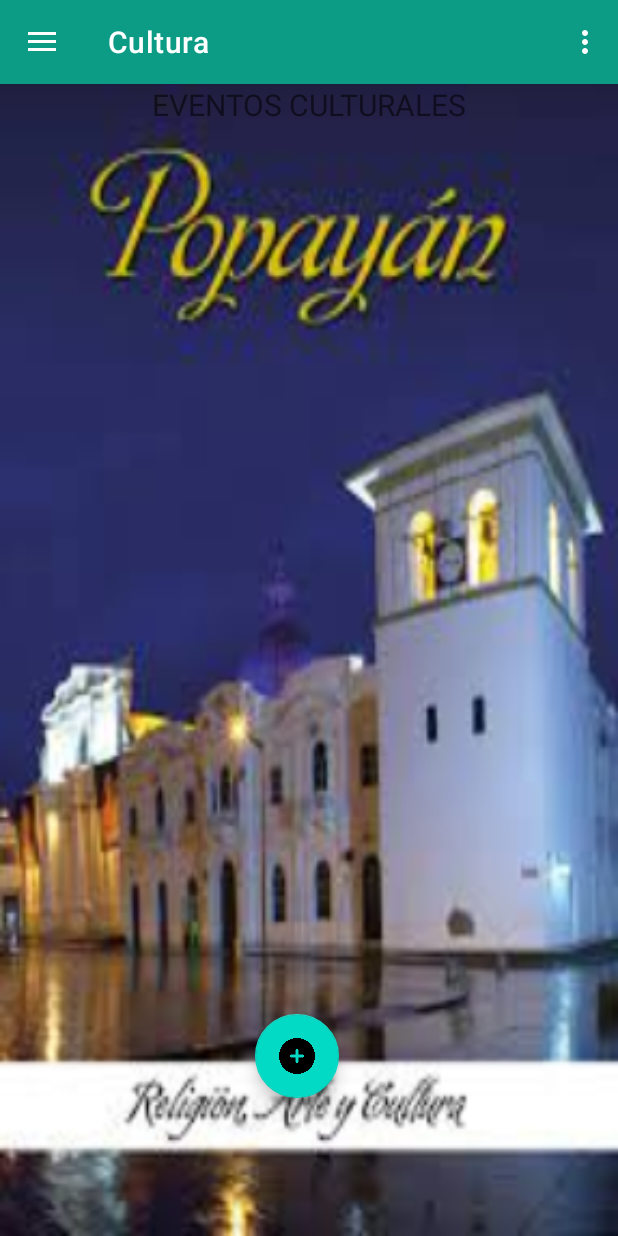
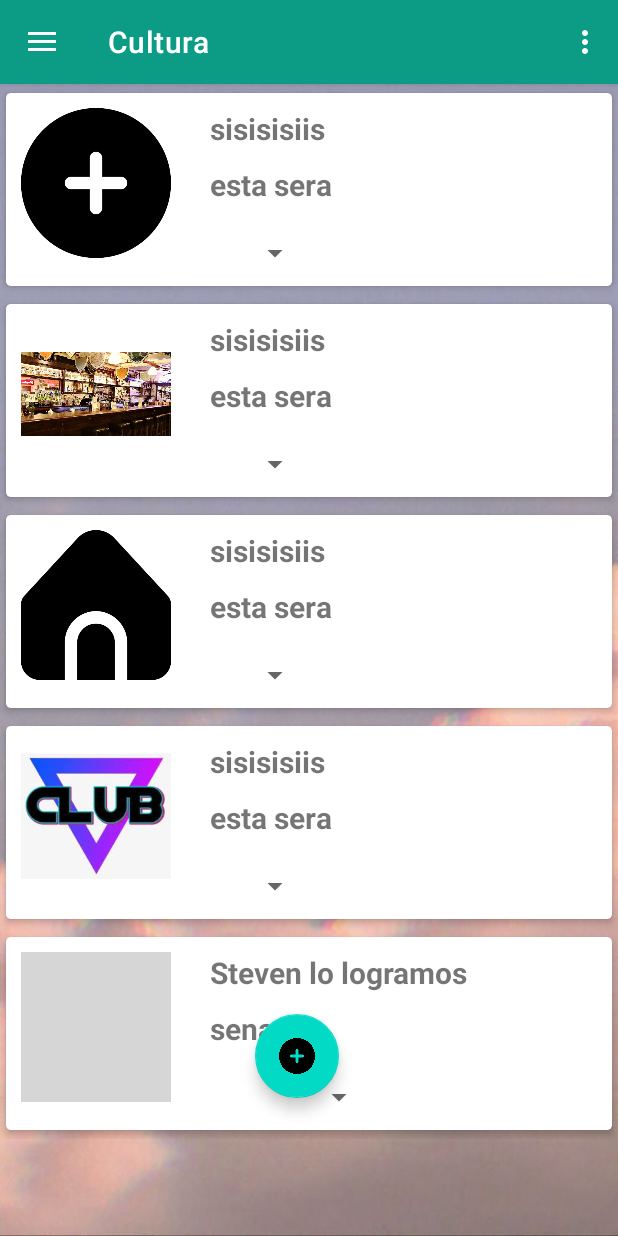
Before and after one commit to AndresOS1/Dparche, an Android app: the screen it shows after launch (MainActivity), in the side drawer, after a tap on "Cultura", on a phone screen of 412 x 824 dp. Run offline under Robolectric (Android 15) with nearby library versions, the phone set to English and light mode, and no system bars; our stand-ins replace navigation-ui; grey boxes are pictures that could not be loaded.

Commit message:
recycler sin bd

```diff
--- /dev/null
+++ b/app/src/main/java/com/example/deplegable/Adaptadores/Adaptador.java
@@ -0,0 +1,79 @@
+package com.example.deplegable.Adaptadores;
+
+import android.content.Context;
+import android.view.LayoutInflater;
+import android.view.View;
+import android.view.ViewGroup;
+import android.widget.ImageView;
+import android.widget.Spinner;
+import android.widget.TextView;
+
+import androidx.annotation.NonNull;
+import androidx.recyclerview.widget.RecyclerView;
+
+import com.example.deplegable.R;
+import com.example.deplegable.model.Publicaciones;
+
+import java.util.ArrayList;
+
+public class Adaptador extends RecyclerView.Adapter<Adaptador.ViewHolder> implements View.OnClickListener {
+
+    LayoutInflater inflater;
+    ArrayList<Publicaciones> model;
+
+    //listener
+    private View.OnClickListener listener;
+
+    public Adaptador(Context context, ArrayList<Publicaciones> model){
+        this.inflater = LayoutInflater.from(context);
+        this.model = model;
+    }
+    @NonNull
+    @Override
+    public ViewHolder onCreateViewHolder(@NonNull ViewGroup parent, int viewType) {
+        View view = inflater.inflate(R.layout.lista_publicaciones, parent, false);
+        view.setOnClickListener(this);
+        return new ViewHolder(view);
+    }
+
+    public void setOnClickListener(View.OnClickListener listener){
+        this.listener = listener;
+    }
+
+    @Override
+    public void onBindViewHolder(@NonNull ViewHolder holder, int position) {
+        String descripcion = model.get(position).getDescripcion();
+        String ubicacion = model.get(position).getUbicacion();
+        int image = model.get(position).getFoto();
+
+        holder.descripcion.setText(descripcion);
+        holder.ubicacion.setText(ubicacion);
+        holder.foto.setImageResource(image);
+    }
+
+    @Override
+    public int getItemCount() {
+        return model.size();
+    }
+
+    @Override
+    public void onClick(View v) {
+        if (listener!=null){
+            listener.onClick(v);
+        }
+    }
+
+    public class ViewHolder extends RecyclerView.ViewHolder{
+        TextView descripcion, ubicacion;
+        ImageView foto;
+        Spinner  cate;
+
+        public ViewHolder(@NonNull View itemView) {
+            super(itemView);
+            descripcion = itemView.findViewById(R.id.descripcion);
+            ubicacion = itemView.findViewById(R.id.ubicacion);
+            foto = itemView.findViewById(R.id.Imagen);
+
+        }
+    }
+}
--- /dev/null
+++ b/app/src/main/java/com/example/deplegable/model/Publicaciones.java
@@ -0,0 +1,46 @@
+package com.example.deplegable.model;
+
+public class Publicaciones {
+
+    private int foto;
+    private String descripcion;
+    private String ubicacion;
+
+
+    public Publicaciones(int foto, String descripcion, String ubicacion) {
+        this.foto = foto;
+        this.descripcion = descripcion;
+        this.ubicacion = ubicacion;
+
+    }
+
+    public int getFoto() {
+        return foto;
+    }
+
+    public void setFoto(int foto) {
+        this.foto = foto;
+    }
+
+    public String getDescripcion() {
+        return descripcion;
+    }
+
+    public void setDescripcion(String descripcion) {
+        this.descripcion = descripcion;
+    }
+
+    public String getUbicacion() {
+        return ubicacion;
+    }
+
+    public void setUbicacion(String ubicacion) {
+        this.ubicacion = ubicacion;
+    }
+
+
+    @Override
+    public String toString() {
+        return  foto + ' ' + descripcion + ' ' + ubicacion;
+    }
+}
--- a/app/src/main/java/com/example/deplegable/ui/Cultura/CulturaFragment.java
+++ b/app/src/main/java/com/example/deplegable/ui/Cultura/CulturaFragment.java
@@ -7,18 +7,42 @@ import android.view.ViewGroup;
 import android.widget.TextView;
 
 import androidx.annotation.NonNull;
+import androidx.annotation.Nullable;
 import androidx.fragment.app.Fragment;
 import androidx.lifecycle.ViewModelProvider;
+import androidx.recyclerview.widget.LinearLayoutManager;
+import androidx.recyclerview.widget.RecyclerView;
 
+import com.example.deplegable.Adaptadores.Adaptador;
+import com.example.deplegable.R;
 import com.example.deplegable.databinding.FragmentCulturaBinding;
 import com.example.deplegable.databinding.FragmentGalleryBinding;
+import com.example.deplegable.model.Publicaciones;
 import com.example.deplegable.ui.gallery.GalleryViewModel;
+
+import java.util.ArrayList;
 
 public class CulturaFragment extends Fragment {
 
-    private FragmentCulturaBinding binding;
+    Adaptador adaptador;
+    RecyclerView recyclerViewCul;
+    ArrayList<Publicaciones> listaPubli;
 
-    public View onCreateView(@NonNull LayoutInflater inflater,
+    @NonNull
+    @Override
+    public View onCreateView(@NonNull LayoutInflater inflater, @Nullable ViewGroup container, @Nullable Bundle savedInstanceState) {
+        View view = inflater.inflate(R.layout.fragment_cultura, container, false);
+        recyclerViewCul = view.findViewById(R.id.recyclerView);
+
+        listaPubli = new ArrayList<>();
+        //cargar la lista
+        cargarLista();
+        //mostrar datos
+        mostrarDatos();
+
+        return view;
+    }
+    /*public View onCreateView(@NonNull LayoutInflater inflater,
                              ViewGroup container, Bundle savedInstanceState) {
         CulturaViewModel culturaViewModel =
                 new ViewModelProvider(this).get(CulturaViewModel.class);
@@ -29,12 +53,25 @@ public class CulturaFragment extends Fragment {
         final TextView textView = binding.textcultura;
         culturaViewModel.getText().observe(getViewLifecycleOwner(), textView::setText);
         return root;
+    }*/
+    public void cargarLista(){
+        listaPubli.add(new Publicaciones(R.drawable.agregar,"sisisisiis","esta sera "));
+        listaPubli.add(new Publicaciones(R.drawable.bar,"sisisisiis","esta sera "));
+        listaPubli.add(new Publicaciones(R.drawable.casa,"sisisisiis","esta sera "));
+        listaPubli.add(new Publicaciones(R.drawable.club,"sisisisiis","esta sera "));
+        listaPubli.add(new Publicaciones(R.drawable.campestre,"Steven lo logramos","sena"));
     }
 
-    @Override
+    public void mostrarDatos(){
+        recyclerViewCul.setLayoutManager(new LinearLayoutManager(getContext()));
+        adaptador = new Adaptador(getContext(), listaPubli);
+        recyclerViewCul.setAdapter(adaptador);
+    }
+
+    /*@Override
     public void onDestroyView() {
         super.onDestroyView();
         binding = null;
-    }
+    }*/
 
 }
--- a/app/src/main/res/layout/fragment_cultura.xml
+++ b/app/src/main/res/layout/fragment_cultura.xml
@@ -1,21 +1,11 @@
 <?xml version="1.0" encoding="utf-8"?>
-<androidx.constraintlayout.widget.ConstraintLayout xmlns:android="http://schemas.android.com/apk/res/android"
+<LinearLayout xmlns:android="http://schemas.android.com/apk/res/android"
     xmlns:tools="http://schemas.android.com/tools"
     android:layout_width="match_parent"
     android:layout_height="match_parent"
-    android:background="@drawable/culturafond"
-
     >
-
-
-    <TextView
-        android:id="@+id/textcultura"
+    <androidx.recyclerview.widget.RecyclerView
+        android:id="@+id/recyclerView"
         android:layout_width="match_parent"
-        android:layout_height="wrap_content"
-        android:layout_marginStart="8dp"
-        android:layout_marginTop="8dp"
-        android:layout_marginEnd="8dp"
-        android:textAlignment="center"
-        android:textSize="20sp"
-        tools:ignore="MissingConstraints" />
-</androidx.constraintlayout.widget.ConstraintLayout>
+        android:layout_height="wrap_content" />
+    </LinearLayout>
--- /dev/null
+++ b/app/src/main/res/layout/lista_publicaciones.xml
@@ -0,0 +1,74 @@
+<?xml version="1.0" encoding="utf-8"?>
+<androidx.cardview.widget.CardView xmlns:android="http://schemas.android.com/apk/res/android"
+    xmlns:tools="http://schemas.android.com/tools"
+    xmlns:app="http://schemas.android.com/apk/res-auto"
+    android:layout_width="match_parent"
+    android:layout_height="wrap_content"
+    android:orientation="vertical"
+    app:cardCornerRadius="3dp"
+    app:cardElevation="3dp"
+    app:cardUseCompatPadding="true"
+    >
+    <RelativeLayout
+        android:layout_width="match_parent"
+        android:layout_height="wrap_content"
+        android:padding="10dp">
+
+        <LinearLayout
+            android:layout_width="match_parent"
+            android:layout_height="wrap_content">
+
+            <ImageView
+                android:id="@+id/Imagen"
+                android:layout_width="100dp"
+                android:layout_height="100dp"
+                android:layout_marginRight="16dp"
+                android:src="@drawable/ambiente"></ImageView>
+
+
+            <LinearLayout
+                android:layout_width="wrap_content"
+                android:layout_height="wrap_content"
+                android:orientation="vertical">
+
+                <TextView
+                    android:id="@+id/descripcion"
+                    android:layout_width="wrap_content"
+                    android:layout_height="wrap_content"
+                    android:layout_marginStart="10dp"
+                    android:layout_marginLeft="10dp"
+                    android:text="Descripcion"
+                    android:textSize="20dp"
+                    android:textStyle="bold"></TextView>
+
+                <TextView
+                    android:id="@+id/ubicacion"
+                    android:layout_width="wrap_content"
+                    android:layout_height="wrap_content"
+                    android:layout_marginStart="10dp"
+                    android:layout_marginLeft="10dp"
+                    android:layout_marginTop="10dp"
+                    android:text="Ubicacion"
+                    android:textSize="20dp"
+                    android:textStyle="bold"></TextView>
+
+                <Spinner
+                    android:id="@+id/edtCategoria"
+                    android:layout_width="wrap_content"
+                    android:layout_height="wrap_content"
+                    android:layout_gravity="center"
+                    android:layout_marginLeft="5dp"
+                    android:layout_marginTop="20dp"
+                    android:fontFamily="casual"
+                    android:textColorHint="@color/black"></Spinner>
+
+            </LinearLayout>
+
+        </LinearLayout>
+
+
+
+
+    </RelativeLayout>
+
+</androidx.cardview.widget.CardView>
```
